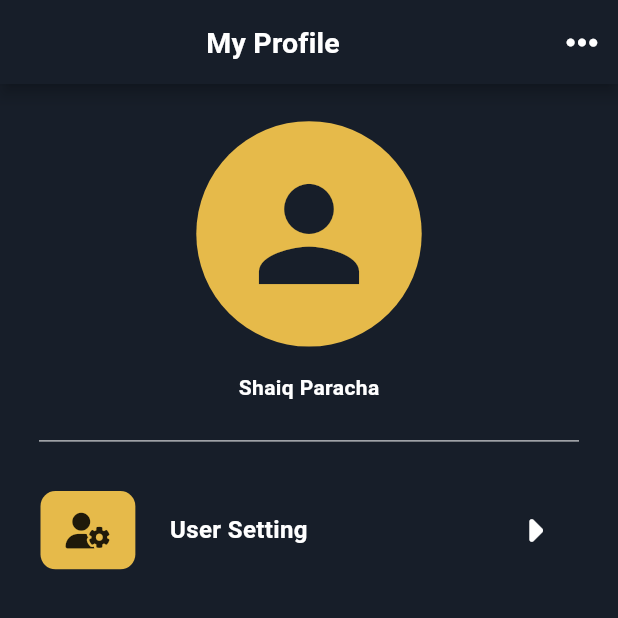
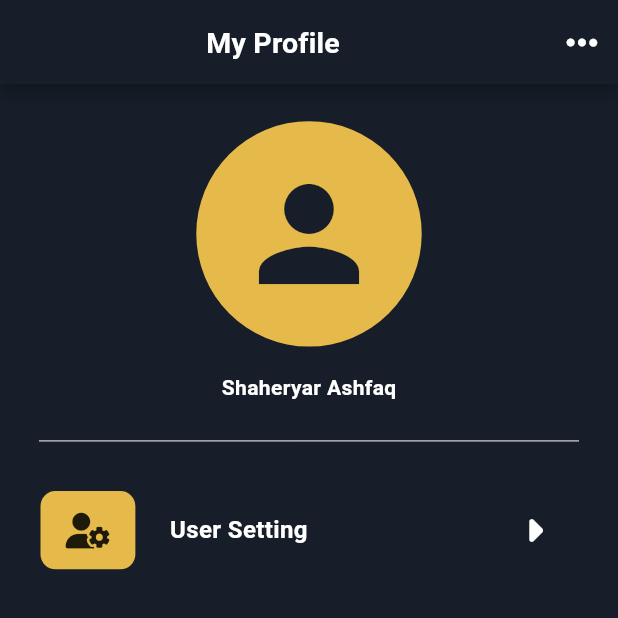
Before and after one commit to shaheryar003/solution_challange, a Flutter app: the ProfilePage screen opened directly, on a phone screen of 412 x 824 dp, the top half of it. Run offline on Flutter 3.47's test engine with Material 2 defaults, Android fonts, the phone set to English and light mode, and no system bars; our stand-ins replace flutter_screenutil, font_awesome_flutter, hexcolor.

Commit message:
updated project

```diff
--- a/lib/Screens/profile.dart
+++ b/lib/Screens/profile.dart
@@ -42,7 +42,7 @@ class ProfilePage extends StatelessWidget {
               ),
             ),
             SizedBox(height: 22.h),
-            const Text("Shaiq Paracha",
+            const Text("Shaheryar Ashfaq",
                 style: TextStyle(fontSize: 14, fontWeight: FontWeight.w600)),
             SizedBox(height: 22.h),
             const Padding(
@@ -57,10 +57,12 @@ class ProfilePage extends StatelessWidget {
             SettingCard(
                 icon: FontAwesomeIcons.clipboardQuestion, text: "Help Centre"),
             InkWell(
-                onTap: (){
-                  Navigator.pushReplacement(context, MaterialPageRoute(builder: (context)=>LoginPage()));
+                onTap: () {
+                  Navigator.pushReplacement(context,
+                      MaterialPageRoute(builder: (context) => LoginPage()));
                 },
-                child: SettingCard(icon: FontAwesomeIcons.signOut, text: "Sign Out")),
+                child: SettingCard(
+                    icon: FontAwesomeIcons.signOut, text: "Sign Out")),
           ]),
         ),
       ),
```
Also changed, not shown: pubspec.lock, 1 other file.
